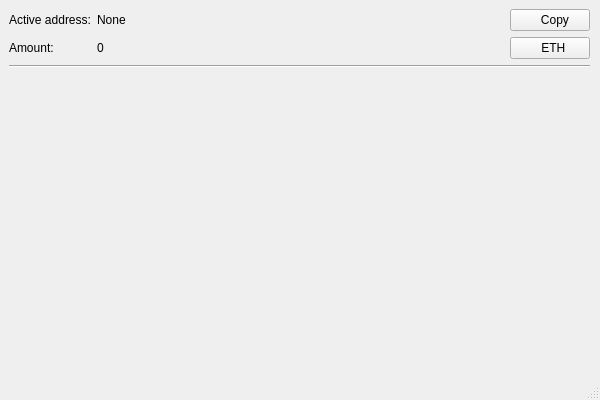
First picture: the form in UI/MainWindow.ui, repository tokimay/full_access_wallet, before the edit.
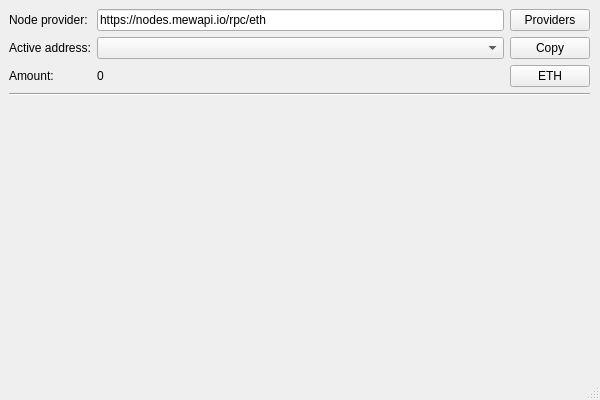
Second picture: the form after the edit.

Diff of the .ui file:
```diff
--- a/UI/MainWindow.ui
+++ b/UI/MainWindow.ui
@@ -23,8 +23,29 @@
       <height>341</height>
      </rect>
     </property>
-    <layout class="QGridLayout" name="gridLayout" columnstretch="0,1,0">
-     <item row="3" column="2">
+    <layout class="QGridLayout" name="gridlayout" columnstretch="0,1,0">
+     <item row="2" column="2">
+      <widget class="QPushButton" name="pushButton_ETH">
+       <property name="text">
+        <string>ETH</string>
+       </property>
+      </widget>
+     </item>
+     <item row="0" column="0">
+      <widget class="QLabel" name="label_node_provider">
+       <property name="text">
+        <string>Node provider:</string>
+       </property>
+      </widget>
+     </item>
+     <item row="0" column="2">
+      <widget class="QPushButton" name="pushButton_node_provider">
+       <property name="text">
+        <string>Providers</string>
+       </property>
+      </widget>
+     </item>
+     <item row="4" column="2">
       <spacer name="verticalSpacer">
        <property name="orientation">
         <enum>Qt::Vertical</enum>
@@ -37,54 +58,50 @@
        </property>
       </spacer>
      </item>
-     <item row="0" column="0">
+     <item row="3" column="0" colspan="3">
+      <widget class="Line" name="line">
+       <property name="orientation">
+        <enum>Qt::Horizontal</enum>
+       </property>
+      </widget>
+     </item>
+     <item row="1" column="2">
+      <widget class="QPushButton" name="pushButton_copy_address">
+       <property name="text">
+        <string>Copy</string>
+       </property>
+      </widget>
+     </item>
+     <item row="1" column="0">
       <widget class="QLabel" name="label_activeAddress">
        <property name="text">
         <string>Active address:</string>
        </property>
       </widget>
      </item>
-     <item row="1" column="1">
+     <item row="2" column="1">
       <widget class="QLabel" name="label_amount_val">
        <property name="text">
         <string>0</string>
        </property>
       </widget>
      </item>
-     <item row="1" column="0">
+     <item row="0" column="1">
+      <widget class="QLineEdit" name="lineEdit_node_provider">
+       <property name="text">
+        <string>https://nodes.mewapi.io/rpc/eth</string>
+       </property>
+      </widget>
+     </item>
+     <item row="2" column="0">
       <widget class="QLabel" name="label_amount">
        <property name="text">
         <string>Amount:</string>
        </property>
       </widget>
      </item>
-     <item row="2" column="0" colspan="3">
-      <widget class="Line" name="line">
-       <property name="orientation">
-        <enum>Qt::Horizontal</enum>
-       </property>
-      </widget>
-     </item>
-     <item row="0" column="1">
-      <widget class="QLabel" name="label_activeAddress_val">
-       <property name="text">
-        <string>None</string>
-       </property>
-      </widget>
-     </item>
-     <item row="0" column="2">
-      <widget class="QPushButton" name="pushButton_copy_address">
-       <property name="text">
-        <string>   Copy</string>
-       </property>
-      </widget>
-     </item>
-     <item row="1" column="2">
-      <widget class="QPushButton" name="pushButton_ETH">
-       <property name="text">
-        <string>  ETH</string>
-       </property>
-      </widget>
+     <item row="1" column="1">
+      <widget class="QComboBox" name="comboBox_activeAddress_val"/>
      </item>
     </layout>
    </widget>
```
